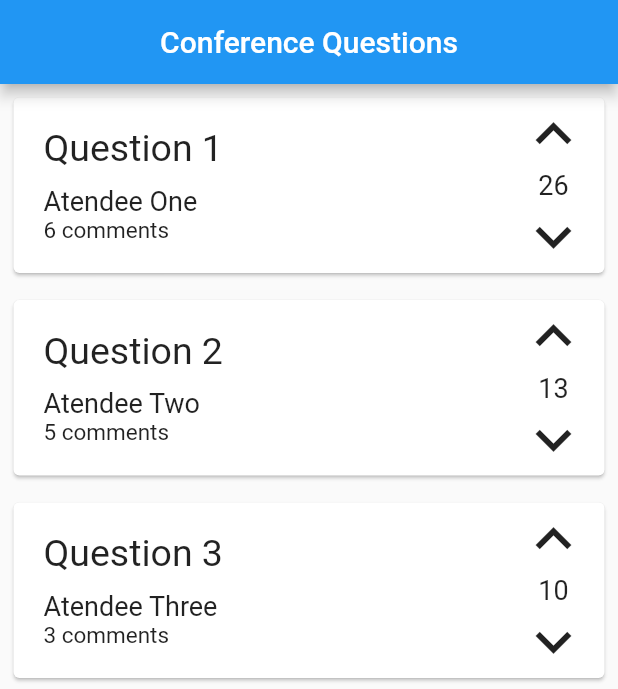
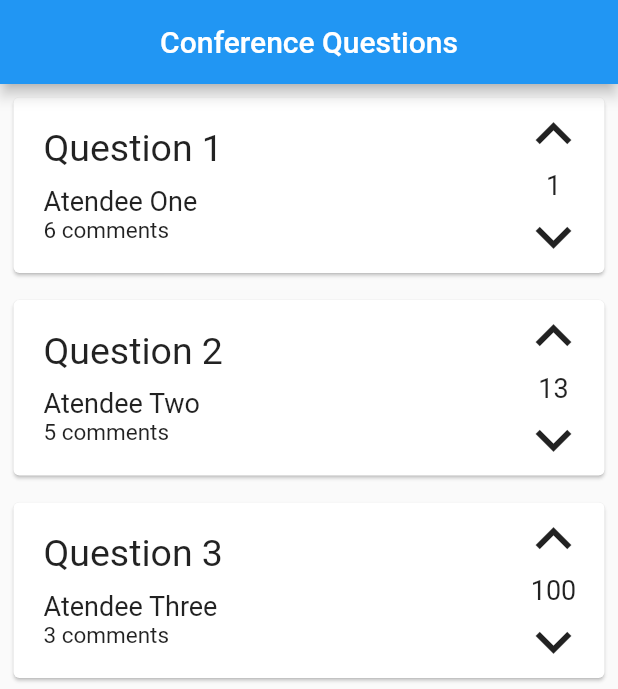
Before and after one commit to FEUP-ESOF-2020-21/open-cx-t1g1-ploggers, a Flutter app: the screen it shows after launch, on a phone screen of 412 x 824 dp. Shown: the top 689 px of the screen. Run offline on Flutter 3.47's test engine with Material 2 defaults, Android fonts, the light colour scheme and no system bars.

Commit message:
changed vote nrs

```diff
--- a/src/asquestions/lib/main.dart
+++ b/src/asquestions/lib/main.dart
@@ -35,9 +35,9 @@ class MyApp extends StatelessWidget {
 class MyHomePage extends StatelessWidget {
   //To move to model
   final List<Question> questionList = [
-    Question("Question 1", "Atendee One", 26, 6),
+    Question("Question 1", "Atendee One", 1, 6),
     Question("Question 2", "Atendee Two", 13, 5),
-    Question("Question 3", "Atendee Three", 10, 3),
+    Question("Question 3", "Atendee Three", 100, 3),
     Question("Question 4", "Atendee Four", 10, 3),
   ];
 
```
